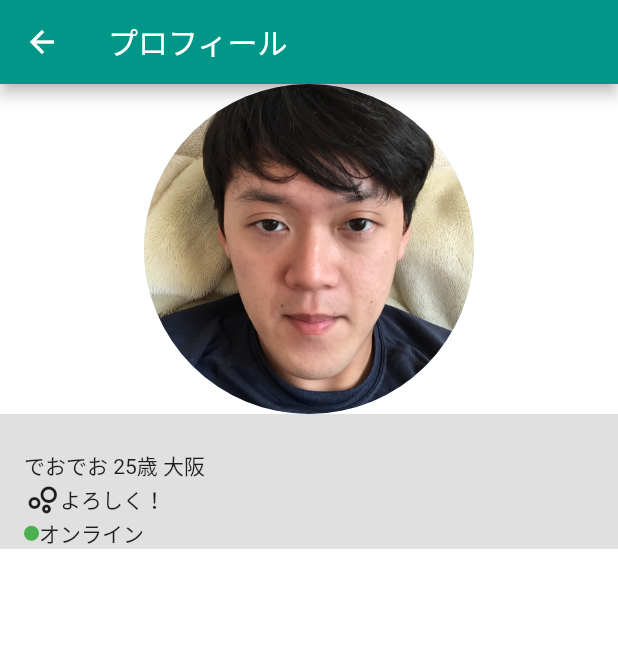
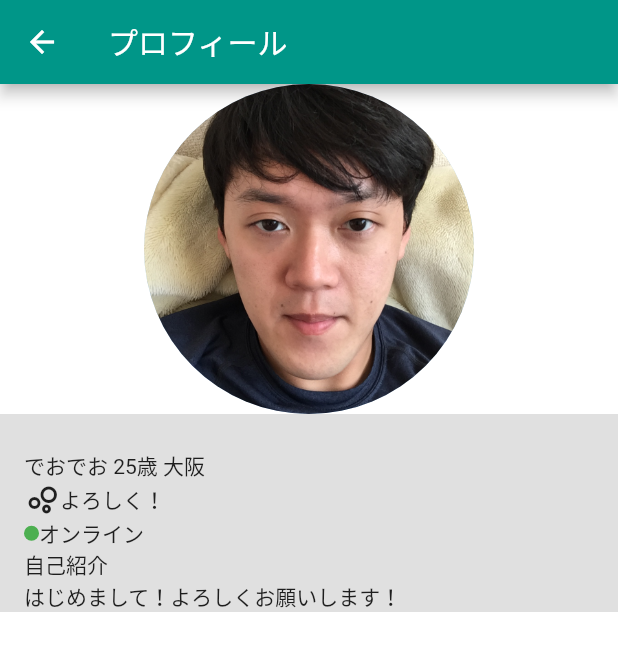
Before and after one commit to hideokawahara/diary_app, a Flutter app: the MyProfileScreen screen opened directly, on a phone screen of 412 x 824 dp. Shown: the top 651 px of the screen. Run offline on Flutter 3.47's test engine with Material 2 defaults, Android fonts, the phone set to English and light mode, and no system bars.

Commit message:
feat: 自己紹介蘭作成

```diff
--- a/lib/screens/my_profile_screen.dart
+++ b/lib/screens/my_profile_screen.dart
@@ -83,6 +83,17 @@ class MyProfileScreenBody extends StatelessWidget {
                     ),
                   ],
                 ),
+                Container(
+                  child: Column(
+                    crossAxisAlignment: CrossAxisAlignment.start,
+                    children: <Widget>[
+                      Text('自己紹介'),
+                      Text(
+                        'はじめまして！よろしくお願いします！',
+                      ),
+                    ],
+                  ),
+                ),
               ],
             ),
           ),
```
